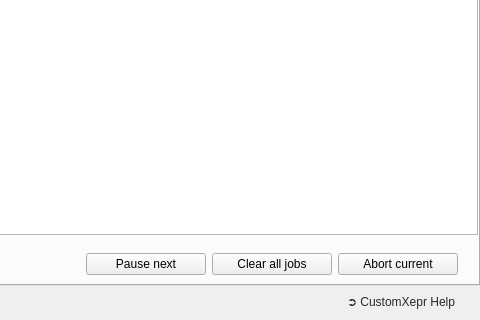
The window that customxepr/gui/manager_window_linux.ui (OE-FET/customxepr) describes before a commit, drawn with Qt 5; both pictures show x 327 to 807 and y 344 to 664 of the 807 by 664 pixel window.
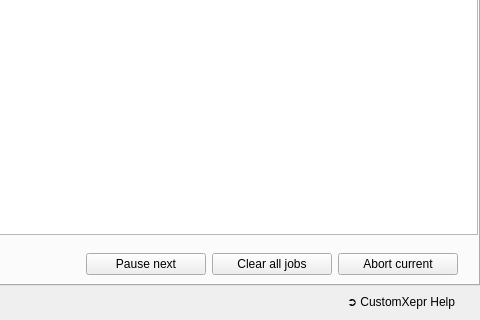
The same window after the commit.

Commit message: use default text color for help link

Patch:
```diff
--- a/customxepr/gui/manager_window_linux.ui
+++ b/customxepr/gui/manager_window_linux.ui
@@ -437,7 +437,6 @@
 	border-style: rgba(0, 0, 0, 0);
 	border-radius: 7px;
 	background:  rgba(0, 0, 0, 0);
-	color: rgb(40, 40, 40);
 	padding-right: 3px;
 	padding-left: 3px;
 }
```
The commit also changes 1 other file.
